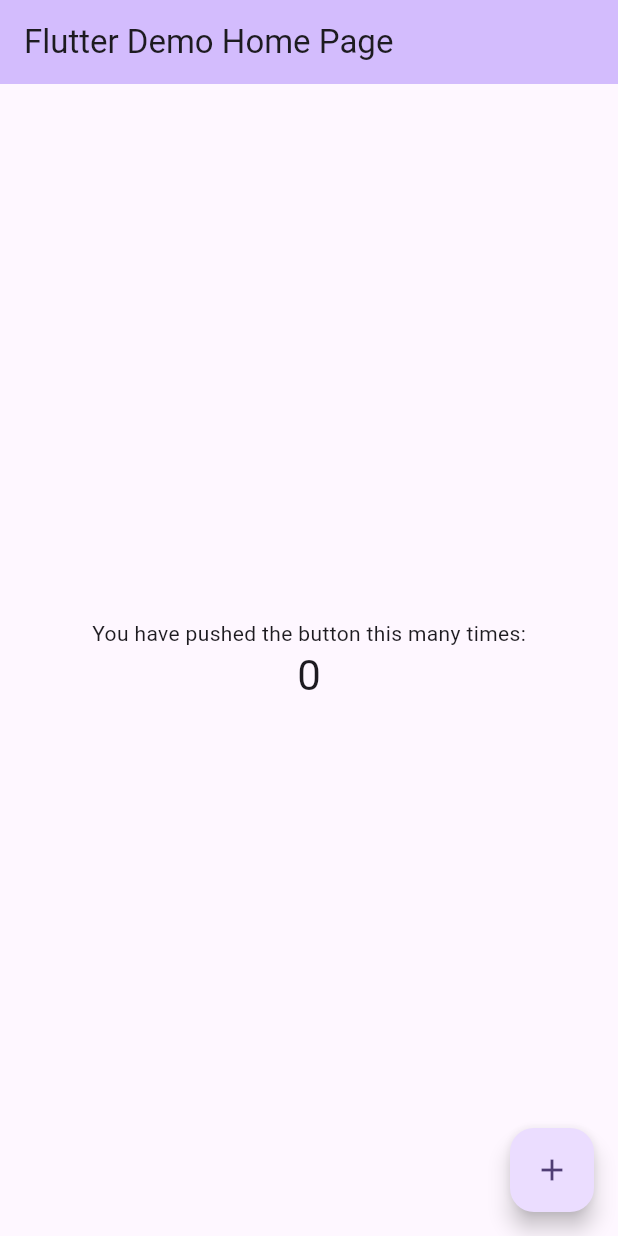
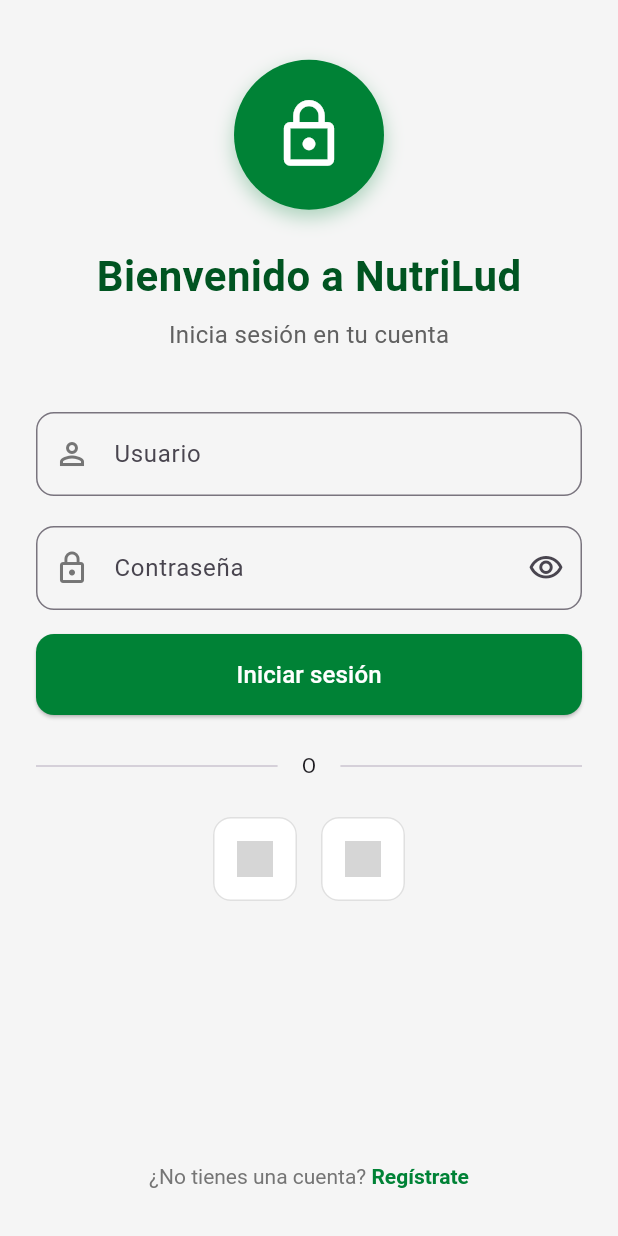
Before and after one commit to AbrahamCoco/Nutrilud-Mobile-, a Flutter app: the screen it shows after launch, on a phone screen of 412 x 824 dp. Run offline on Flutter 3.47's test engine with Material 3 defaults, Android fonts, the phone set to English and light mode, and no system bars; our stand-ins replace dio; grey boxes are pictures that could not be loaded.

Commit message:
[Coco]Pending logical login

```diff
--- a/lib/main.dart
+++ b/lib/main.dart
@@ -1,4 +1,5 @@
 import 'package:flutter/material.dart';
+import 'screens/login_screen.dart';
 
 void main() {
   runApp(const MyApp());
@@ -7,116 +8,12 @@ void main() {
 class MyApp extends StatelessWidget {
   const MyApp({super.key});
 
-  // This widget is the root of your application.
   @override
   Widget build(BuildContext context) {
     return MaterialApp(
-      title: 'Flutter Demo',
-      theme: ThemeData(
-        // This is the theme of your application.
-        //
-        // TRY THIS: Try running your application with "flutter run". You'll see
-        // the application has a purple toolbar. Then, without quitting the app,
-        // try changing the seedColor in the colorScheme below to Colors.green
-        // and then invoke "hot reload" (save your changes or press the "hot
-        // reload" button in a Flutter-supported IDE, or press "r" if you used
-        // the command line to start the app).
-        //
-        // Notice that the counter didn't reset back to zero; the application
-        // state is not lost during the reload. To reset the state, use hot
-        // restart instead.
-        //
-        // This works for code too, not just values: Most code changes can be
-        // tested with just a hot reload.
-        colorScheme: ColorScheme.fromSeed(seedColor: Colors.deepPurple),
-      ),
-      home: const MyHomePage(title: 'Flutter Demo Home Page'),
+      title: 'Nutrilud Mobile',
+      theme: ThemeData(primarySwatch: Colors.green),
+      home: const LoginScreen(),
     );
   }
 }
-
-class MyHomePage extends StatefulWidget {
-  const MyHomePage({super.key, required this.title});
-
-  // This widget is the home page of your application. It is stateful, meaning
-  // that it has a State object (defined below) that contains fields that affect
-  // how it looks.
-
-  // This class is the configuration for the state. It holds the values (in this
-  // case the title) provided by the parent (in this case the App widget) and
-  // used by the build method of the State. Fields in a Widget subclass are
-  // always marked "final".
-
-  final String title;
-
-  @override
-  State<MyHomePage> createState() => _MyHomePageState();
-}
-
-class _MyHomePageState extends State<MyHomePage> {
-  int _counter = 0;
-
-  void _incrementCounter() {
-    setState(() {
-      // This call to setState tells the Flutter framework that something has
-      // changed in this State, which causes it to rerun the build method below
-      // so that the display can reflect the updated values. If we changed
-      // _counter without calling setState(), then the build method would not be
-      // called again, and so nothing would appear to happen.
-      _counter++;
-    });
-  }
-
-  @override
-  Widget build(BuildContext context) {
-    // This method is rerun every time setState is called, for instance as done
-    // by the _incrementCounter method above.
-    //
-    // The Flutter framework has been optimized to make rerunning build methods
-    // fast, so that you can just rebuild anything that needs updating rather
-    // than having to individually change instances of widgets.
-    return Scaffold(
-      appBar: AppBar(
-        // TRY THIS: Try changing the color here to a specific color (to
-        // Colors.amber, perhaps?) and trigger a hot reload to see the AppBar
-        // change color while the other colors stay the same.
-        backgroundColor: Theme.of(context).colorScheme.inversePrimary,
-        // Here we take the value from the MyHomePage object that was created by
-        // the App.build method, and use it to set our appbar title.
-        title: Text(widget.title),
-      ),
-      body: Center(
-        // Center is a layout widget. It takes a single child and positions it
-        // in the middle of the parent.
-        child: Column(
-          // Column is also a layout widget. It takes a list of children and
-          // arranges them vertically. By default, it sizes itself to fit its
-          // children horizontally, and tries to be as tall as its parent.
-          //
-          // Column has various properties to control how it sizes itself and
-          // how it positions its children. Here we use mainAxisAlignment to
-          // center the children vertically; the main axis here is the vertical
-          // axis because Columns are vertical (the cross axis would be
-          // horizontal).
-          //
-          // TRY THIS: Invoke "debug painting" (choose the "Toggle Debug Paint"
-          // action in the IDE, or press "p" in the console), to see the
-          // wireframe for each widget.
-          mainAxisAlignment: MainAxisAlignment.center,
-          children: <Widget>[
-            const Text('You have pushed the button this many times:'),
-            Text(
-              '$_counter',
-              style: Theme.of(context).textTheme.headlineMedium,
-            ),
-          ],
-        ),
-      ),
-      floatingActionButton: FloatingActionButton(
-        onPressed: _incrementCounter,
-        tooltip: 'Increment',
-        child: const Icon(Icons.add),
-      ), // This trailing comma makes auto-formatting nicer for build methods.
-    );
-  }
-}
--- /dev/null
+++ b/lib/screens/login_screen.dart
@@ -0,0 +1,90 @@
+import 'package:Nutrilud/theme/app_colors.dart';
+import 'package:Nutrilud/widgets/login/login_form.dart';
+import 'package:flutter/material.dart';
+
+class LoginScreen extends StatelessWidget {
+  const LoginScreen({super.key});
+
+  @override
+  Widget build(BuildContext context) {
+    final size = MediaQuery.of(context).size;
+
+    return Scaffold(
+      backgroundColor: AppColors.background,
+      body: SafeArea(
+        child: SingleChildScrollView(
+          child: Container(
+            height: size.height - MediaQuery.of(context).padding.top,
+            padding: const EdgeInsets.symmetric(horizontal: 24),
+            child: Column(
+              children: [
+                Expanded(
+                  flex: 2,
+                  child: Column(
+                    mainAxisAlignment: MainAxisAlignment.center,
+                    children: [
+                      Container(
+                        width: 100,
+                        height: 100,
+                        decoration: BoxDecoration(
+                          color: AppColors.primary,
+                          shape: BoxShape.circle,
+                          boxShadow: [
+                            BoxShadow(
+                              color: AppColors.primary.withOpacity(0.3),
+                              blurRadius: 10,
+                              offset: const Offset(0, 5),
+                            ),
+                          ],
+                        ),
+                        child: const Icon(Icons.lock_outline,
+                            color: AppColors.onPrimary, size: 50),
+                      ),
+                      const SizedBox(height: 24),
+                      Text('Bienvenido a NutriLud',
+                          style: TextStyle(
+                              fontSize: 28,
+                              fontWeight: FontWeight.bold,
+                              color: AppColors.primaryDark)),
+                      const SizedBox(height: 8),
+                      Text('Inicia sesión en tu cuenta',
+                          style: TextStyle(fontSize: 16, color: Colors.grey[700])),
+                    ],
+                  ),
+                ),
+                const Expanded(flex: 3, child: LoginForm()),
+                Expanded(
+                  flex: 1,
+                  child: Column(
+                    children: [
+                      const Spacer(),
+                      TextButton(
+                        onPressed: () {},
+                        child: RichText(
+                          text: TextSpan(
+                            text: '¿No tienes una cuenta? ',
+                            style: TextStyle(color: Colors.grey[600]),
+                            children: [
+                              TextSpan(
+                                text: 'Regístrate',
+                                style: TextStyle(
+                                  color: AppColors.primary,
+                                  fontWeight: FontWeight.w600,
+                                ),
+                              ),
+                            ],
+                          ),
+                        ),
+                      ),
+                      const SizedBox(height: 16),
+                    ],
+                  ),
+                ),
+              ],
+            ),
+          ),
+        ),
+      ),
+    );
+  }
+}
--- /dev/null
+++ b/lib/services/api_service.dart
@@ -0,0 +1,100 @@
+import 'package:dio/dio.dart';
+
+class ApiService {
+  static const String baseURL = "http://localhost:8080/api/v1";
+
+  final Dio _dio = Dio(
+    BaseOptions(baseUrl: baseURL),
+  );
+
+  // ========= USER API =========
+  Future<Response> login(String usuario, String contrasenia) async {
+    return await _dio.post(
+      "/personal_access_token/login",
+      data: {"usuario": usuario, "contrasenia": contrasenia},
+    );
+  }
+
+  Future<Response> register(dynamic data) async {
+    return await _dio.post("/users/insert", data: data);
+  }
+
+  Future<Response> uploadImage(FormData data) async {
+    return await _dio.post("/personal_access_token/insert_archivo", data: data);
+  }
+
+  Future<Response> getUser(int id) async {
+    return await _dio.get("/users/findById", queryParameters: {"id": id});
+  }
+
+  // ========= ADMIN API =========
+  Future<Response> getAllAdminsAndNutris() async {
+    return await _dio.get("/users/findAllAdminsAndNutris");
+  }
+
+  // ========= NUTRIOLOGO API =========
+  Future<Response> getAllArticulos() async {
+    return await _dio.get("/tarticulos/findAllArticles");
+  }
+
+  Future<Response> getArticuloId(int id) async {
+    return await _dio.get("/tarticulos/findById", queryParameters: {"id": id});
+  }
+
+  Future<Response> getAgenda(int id) async {
+    return await _dio.get(
+      "/tdatos_consultas/findAgendaByNutriologo",
+      queryParameters: {"id": id},
+    );
+  }
+
+  Future<Response> addArticulo(dynamic data) async {
+    return await _dio.post("/tarticulos/insert", data: data);
+  }
+
+  Future<Response> getAllPacientes() async {
+    return await _dio.get("/users/findAllPacientes");
+  }
+
+  Future<Response> deletePaciente(int id) async {
+    return await _dio.get("/users/deleteByIdPaciente", queryParameters: {"id": id});
+  }
+
+  Future<Response> getPacienteId(int id) async {
+    return await _dio.get("/users/findByIdPaciente", queryParameters: {"id": id});
+  }
+
+  Future<Response> getAllConsultas(int id) async {
+    return await _dio.get(
+      "/tdatos_consultas/findConsultasByPaciente",
+      queryParameters: {"id": id},
+    );
+  }
+
+  Future<Response> addConsulta(dynamic data) async {
+    return await _dio.post("/tdatos_consultas/insert", data: data);
+  }
+
+  Future<Response> addRecordatorio(dynamic data) async {
+    return await _dio.post("/t_recordatorios/insert", data: data);
+  }
+
+  Future<Response> getRecordatorios(int id) async {
+    return await _dio.get(
+      "/t_recordatorios/findRecordatorioByPacienteId",
+      queryParameters: {"id": id},
+    );
+  }
+
+  Future<Response> updatePaciente(int id, dynamic data) async {
+    return await _dio.post(
+      "/users/updatePaciente",
+      data: data,
+      queryParameters: {"id": id},
+    );
+  }
+
+  // ========= RUTAS DE ARCHIVOS =========
+  String get viewUrl => "$baseURL/view/";
+  String get pdfUrl => "$baseURL/files/";
+}
--- /dev/null
+++ b/lib/services/auth_service.dart
@@ -0,0 +1,9 @@
+import 'dart:async';
+
+class AuthService {
+  Future<bool> login(String email, String password) async {
+    await Future.delayed(const Duration(seconds: 2));
+    // Aquí iría la lógica real de API
+    return email.isNotEmpty && password.length >= 6;
+  }
+}
--- /dev/null
+++ b/lib/theme/app_colors.dart
@@ -0,0 +1,16 @@
+import 'package:flutter/material.dart';
+
+class AppColors {
+  static const Color primary = Color(0xFF008236);
+  static const Color primaryLight = Color(0xFF4CB362);
+  static const Color primaryDark = Color(0xFF005421);
+  static const Color accent = Color(0xFF4CAF50);
+  static const Color background = Color(0xFFF5F5F5);
+  static const Color surface = Color(0xFFFFFFFF);
+  static const Color error = Color(0xFFD32F2F);
+  static const Color onPrimary = Color(0xFFFFFFFF);
+  static const Color onSecondary = Color(0xFFFFFFFF);
+  static const Color onBackground = Color(0xFF000000);
+  static const Color onSurface = Color(0xFF000000);
+  static const Color onError = Color(0xFFFFFFFF);
+}
--- /dev/null
+++ b/lib/widgets/login/login_button.dart
@@ -0,0 +1,30 @@
+import 'package:Nutrilud/theme/app_colors.dart';
+import 'package:flutter/material.dart';
+
+class LoginButton extends StatelessWidget {
+  final bool isLoading;
+  final VoidCallback onPressed;
+
+  const LoginButton({super.key, required this.isLoading, required this.onPressed});
+
+  @override
+  Widget build(BuildContext context) {
+    return SizedBox(
+      width: double.infinity,
+      height: 54,
+      child: ElevatedButton(
+        onPressed: isLoading ? null : onPressed,
+        style: ElevatedButton.styleFrom(
+          backgroundColor: AppColors.primary,
+          foregroundColor: AppColors.onPrimary,
+          shape: RoundedRectangleBorder(
+            borderRadius: BorderRadius.circular(12),
+          ),
+        ),
+        child: isLoading
+            ? const CircularProgressIndicator(color: AppColors.onPrimary, strokeWidth: 2)
+            : const Text('Iniciar sesión', style: TextStyle(fontSize: 16)),
+      ),
+    );
+  }
+}
--- /dev/null
+++ b/lib/widgets/login/login_form.dart
@@ -0,0 +1,139 @@
+import 'package:Nutrilud/services/auth_service.dart';
+import 'package:Nutrilud/theme/app_colors.dart';
+import 'package:flutter/material.dart';
+import 'login_button.dart';
+import 'social_buttons.dart';
+
+class LoginForm extends StatefulWidget {
+  const LoginForm({super.key});
+
+  @override
+  State<LoginForm> createState() => _LoginFormState();
+}
+
+class _LoginFormState extends State<LoginForm> {
+  final _formKey = GlobalKey<FormState>();
+  final _authService = AuthService();
+  final FocusNode _emailFocusNode = FocusNode();
+  final FocusNode _passwordFocusNode = FocusNode();
+
+  String _email = '';
+  String _password = '';
+  bool _isLoading = false;
+  bool _obscurePassword = true;
+
+  void _togglePasswordVisibility() {
+    setState(() {
+      _obscurePassword = !_obscurePassword;
+    });
+  }
+
+  Future<void> _login() async {
+    if (_formKey.currentState!.validate()) {
+      _formKey.currentState!.save();
+
+      setState(() => _isLoading = true);
+
+      final success = await _authService.login(_email, _password);
+
+      setState(() => _isLoading = false);
+
+      ScaffoldMessenger.of(context).showSnackBar(
+        SnackBar(
+          content: Text(
+            success
+                ? 'Iniciando sesión como $_email'
+                : 'Error en las credenciales',
+          ),
+          backgroundColor: success ? AppColors.primary : AppColors.error,
+        ),
+      );
+    }
+  }
+
+  @override
+  Widget build(BuildContext context) {
+    return Form(
+      key: _formKey,
+      child: Column(
+        children: [
+          // Usuario
+          TextFormField(
+            focusNode: _emailFocusNode,
+            decoration: InputDecoration(
+              labelText: 'Usuario',
+              prefixIcon: Icon(
+                Icons.perm_identity_outlined,
+                color: _emailFocusNode.hasFocus
+                    ? AppColors.primary
+                    : Colors.grey[600],
+              ),
+              border: OutlineInputBorder(
+                borderRadius: BorderRadius.circular(12),
+              ),
+            ),
+            keyboardType: TextInputType.emailAddress,
+            onFieldSubmitted: (_) =>
+                FocusScope.of(context).requestFocus(_passwordFocusNode),
+            validator: (value) => value != null && value.isNotEmpty
+                ? null
+                : 'El usuario no puede estar vacío',
+            onSaved: (value) => _email = value!,
+          ),
+          const SizedBox(height: 20),
+
+          // Contraseña
+          TextFormField(
+            focusNode: _passwordFocusNode,
+            obscureText: _obscurePassword,
+            decoration: InputDecoration(
+              labelText: 'Contraseña',
+              prefixIcon: Icon(
+                Icons.lock_outline,
+                color: _passwordFocusNode.hasFocus
+                    ? AppColors.primary
+                    : Colors.grey[600],
+              ),
+              suffixIcon: IconButton(
+                icon: Icon(
+                  _obscurePassword
+                      ? Icons.visibility_outlined
+                      : Icons.visibility_off_outlined,
+                ),
+                onPressed: _togglePasswordVisibility,
+              ),
+              border: OutlineInputBorder(
+                borderRadius: BorderRadius.circular(12),
+              ),
+            ),
+            validator: (value) => value != null && value.length >= 6
+                ? null
+                : 'Mínimo 6 caracteres',
+            onSaved: (value) => _password = value!,
+          ),
+          const SizedBox(height: 16),
+
+          // Botón
+          LoginButton(isLoading: _isLoading, onPressed: _login),
+          const SizedBox(height: 24),
+
+          // Divider
+          Row(
+            children: [
+              Expanded(child: Divider()),
+              const Padding(
+                padding: EdgeInsets.symmetric(horizontal: 16),
+                child: Text('O'),
+              ),
+              Expanded(child: Divider()),
+            ],
+          ),
+          const SizedBox(height: 24),
+
+          // Redes sociales
+          const SocialButtons(),
+        ],
+      ),
+    );
+  }
+}
--- /dev/null
+++ b/lib/widgets/login/social_buttons.dart
@@ -0,0 +1,40 @@
+import 'package:Nutrilud/theme/app_colors.dart';
+import 'package:flutter/material.dart';
+
+class SocialButtons extends StatelessWidget {
+  const SocialButtons({super.key});
+
+  @override
+  Widget build(BuildContext context) {
+    return Row(
+      mainAxisAlignment: MainAxisAlignment.center,
+      children: [
+        IconButton(
+          onPressed: () {},
+          icon: Image.asset('assets/images/google_icon.png', width: 24, height: 24),
+          style: IconButton.styleFrom(
+            backgroundColor: AppColors.surface,
+            shape: RoundedRectangleBorder(
+              borderRadius: BorderRadius.circular(12),
+              side: BorderSide(color: Colors.grey[300]!),
+            ),
+            padding: const EdgeInsets.all(16),
+          ),
+        ),
+        const SizedBox(width: 16),
+        IconButton(
+          onPressed: () {},
+          icon: Image.asset('assets/images/facebook_icon.png', width: 24, height: 24),
+          style: IconButton.styleFrom(
+            backgroundColor: AppColors.surface,
+            shape: RoundedRectangleBorder(
+              borderRadius: BorderRadius.circular(12),
+              side: BorderSide(color: Colors.grey[300]!),
+            ),
+            padding: const EdgeInsets.all(16),
+          ),
+        ),
+      ],
+    );
+  }
+}
--- a/pubspec.yaml
+++ b/pubspec.yaml
@@ -1,4 +1,4 @@
-name: myapp
+name: Nutrilud
 description: "A new Flutter project."
 # The following line prevents the package from being accidentally published to
 # pub.dev using `flutter pub publish`. This is preferred for private packages.
@@ -28,6 +28,7 @@ environment:
 # the latest version available on pub.dev. To see which dependencies have newer
 # versions available, run `flutter pub outdated`.
 dependencies:
+  dio: ^5.6.0
   flutter:
     sdk: flutter
 
```
Also changed, not shown: assets/images/facebook_icon.png (added), assets/images/google_icon.png (added), pubspec.lock, 1 other file.
